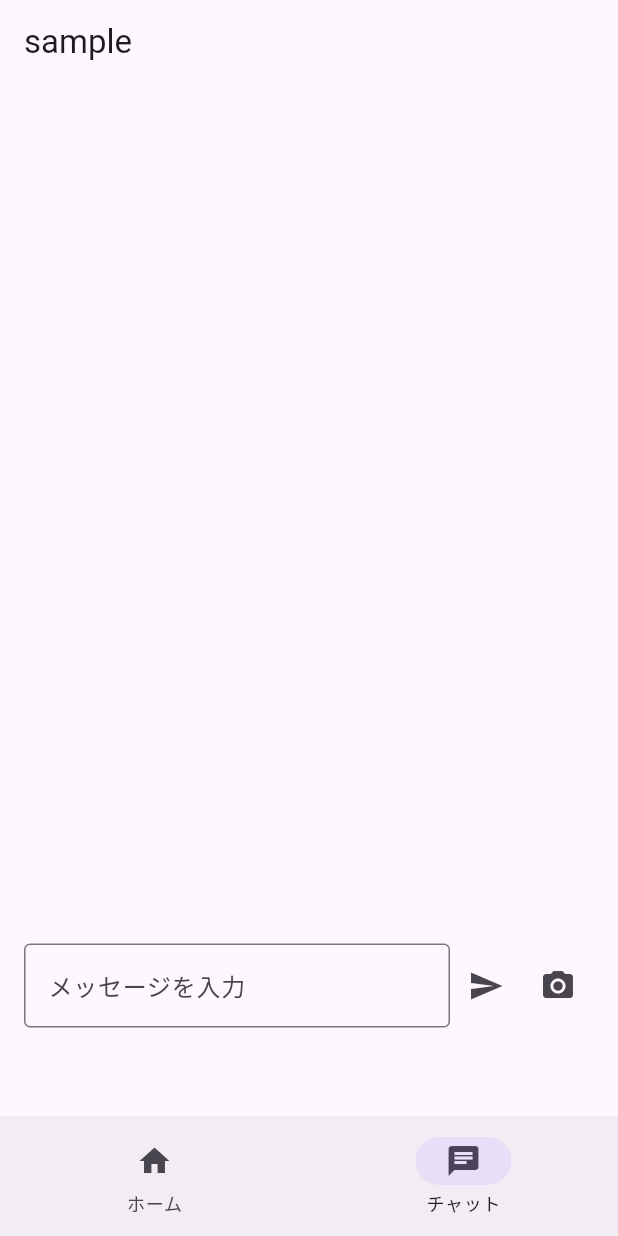
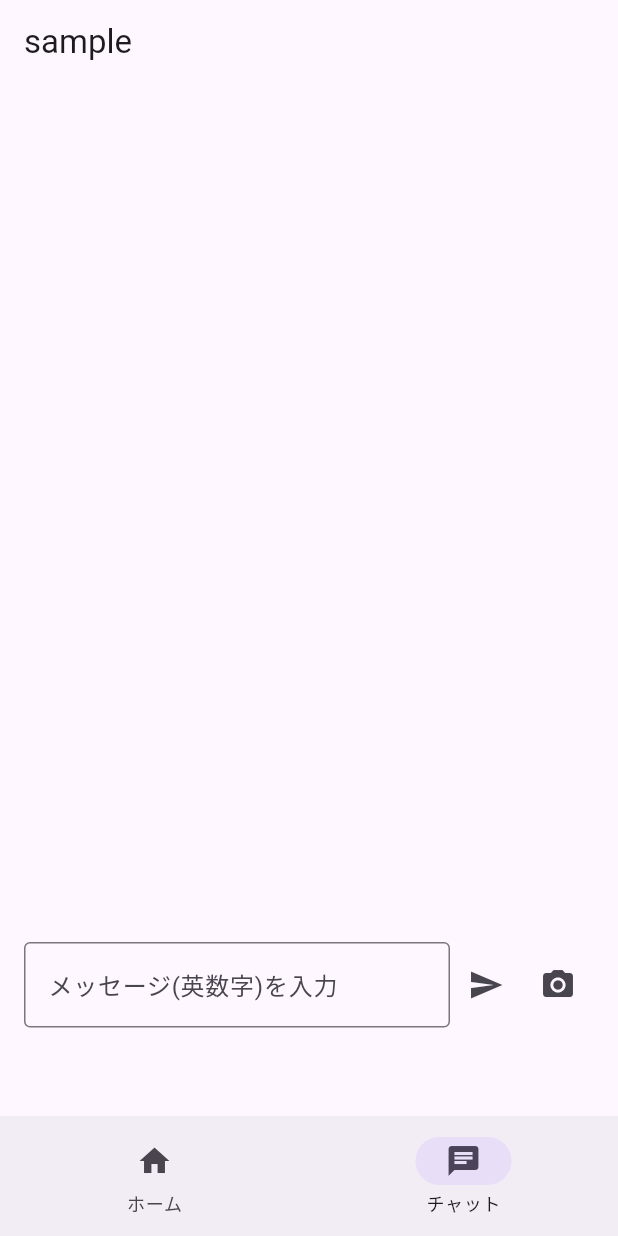
Before and after one commit to SotaUeta/Morsecode, a Flutter app: the screen it shows after launch, item 2 of the bottom bar chosen, on a phone screen of 412 x 824 dp. Run offline on Flutter 3.47's test engine with Material 3 defaults, Android fonts, the phone set to English and light mode, and no system bars; missing offline and left inert: morse_code_generator.

Commit message:
英数字のみ入力できるように

```diff
--- a/morse/lib/src/screens/chat.dart
+++ b/morse/lib/src/screens/chat.dart
@@ -1,5 +1,5 @@
 import 'package:flutter/material.dart';
-import 'package:torch_light/torch_light.dart';
+//import 'package:torch_light/torch_light.dart';
 import 'camera.dart';
 import 'package:morse_code_generator/morse_code_generator.dart';
 import 'package:intl/intl.dart';
@@ -42,7 +42,7 @@ class _ChatPageState extends State<ChatPage> {
   final List<Message> chatLog = [];
   final TextEditingController _textController = TextEditingController();
   final ScrollController _scrollController = ScrollController();
-  final RegExp japaneseRegex = RegExp(r'[ぁ-んァ-ン一-龯]');
+  final RegExp allowedRegex = RegExp(r'[a-zA-Z0-9 ]');
 
   bool isSameDay(DateTime a, DateTime b) {
     return a.year == b.year && a.month == b.month && a.day == b.day;
@@ -184,10 +184,10 @@ class _ChatPageState extends State<ChatPage> {
                       controller: _textController,
                       maxLines: null,
                       inputFormatters: [
-                        FilteringTextInputFormatter.deny(japaneseRegex),
+                        FilteringTextInputFormatter.allow(allowedRegex),
                       ],
                       decoration: const InputDecoration(
-                        hintText: 'メッセージを入力',
+                        hintText: 'メッセージ(英数字)を入力',
                         border: OutlineInputBorder(),
                       ),
                       onChanged: (value) {
```
